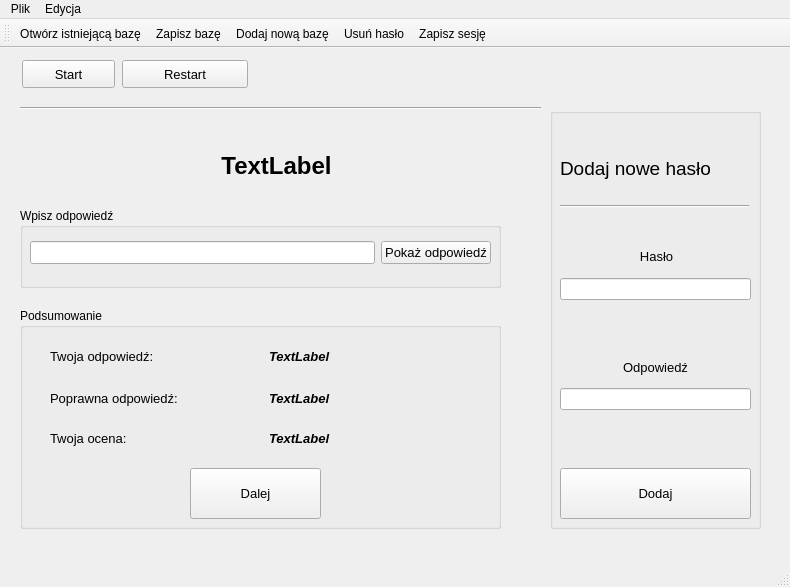
Old version of the form FlashCards/mainwindow.ui in the repository Avalanche315/FlashCards.
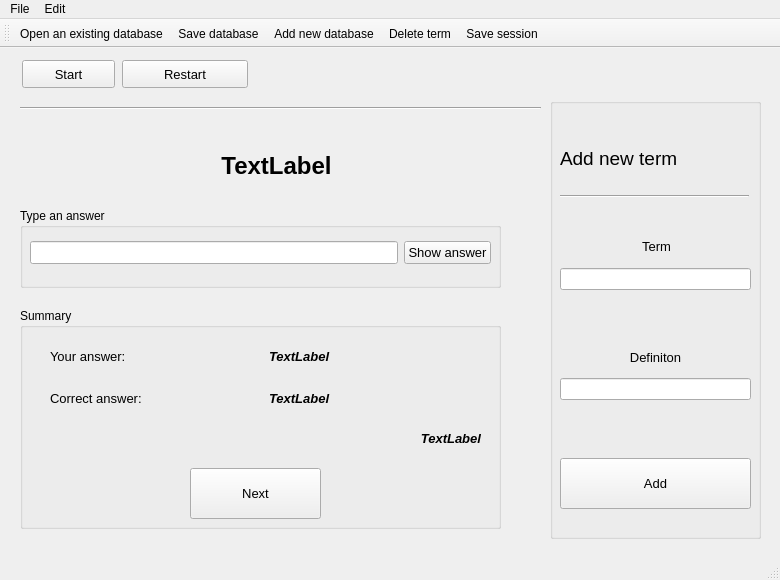
New version of the form. Icons and pictures are not drawn.

Commit message: Changing translation and layout of the components

```diff
--- a/FlashCards/mainwindow.ui
+++ b/FlashCards/mainwindow.ui
@@ -6,10 +6,28 @@
    <rect>
     <x>0</x>
     <y>0</y>
-    <width>790</width>
-    <height>587</height>
+    <width>780</width>
+    <height>580</height>
    </rect>
   </property>
+  <property name="sizePolicy">
+   <sizepolicy hsizetype="Fixed" vsizetype="Fixed">
+    <horstretch>0</horstretch>
+    <verstretch>0</verstretch>
+   </sizepolicy>
+  </property>
+  <property name="minimumSize">
+   <size>
+    <width>780</width>
+    <height>580</height>
+   </size>
+  </property>
+  <property name="maximumSize">
+   <size>
+    <width>780</width>
+    <height>580</height>
+   </size>
+  </property>
   <property name="windowTitle">
    <string>Fiszki @ 2020</string>
   </property>
@@ -82,9 +100,9 @@
     <property name="geometry">
      <rect>
       <x>550</x>
-      <y>60</y>
+      <y>50</y>
       <width>211</width>
-      <height>421</height>
+      <height>441</height>
      </rect>
     </property>
     <property name="title">
@@ -128,7 +146,7 @@
       <enum>Qt::LeftToRight</enum>
      </property>
      <property name="text">
-      <string>&lt;html&gt;&lt;head/&gt;&lt;body&gt;&lt;p align=&quot;center&quot;&gt;Hasło&lt;/p&gt;&lt;/body&gt;&lt;/html&gt;</string>
+      <string>&lt;html&gt;&lt;head/&gt;&lt;body&gt;&lt;p align=&quot;center&quot;&gt;Term&lt;/p&gt;&lt;/body&gt;&lt;/html&gt;</string>
      </property>
     </widget>
     <widget class="QLabel" name="labelAddNewTerm">
@@ -147,7 +165,7 @@
       </font>
      </property>
      <property name="text">
-      <string>Dodaj nowe hasło</string>
+      <string>Add new term</string>
      </property>
     </widget>
     <widget class="QLabel" name="labelDefinition">
@@ -166,7 +184,7 @@
       </font>
      </property>
      <property name="text">
-      <string>&lt;html&gt;&lt;head/&gt;&lt;body&gt;&lt;p align=&quot;center&quot;&gt;Odpowiedź&lt;/p&gt;&lt;/body&gt;&lt;/html&gt;</string>
+      <string>&lt;html&gt;&lt;head/&gt;&lt;body&gt;&lt;p align=&quot;center&quot;&gt;Definiton&lt;/p&gt;&lt;/body&gt;&lt;/html&gt;</string>
      </property>
     </widget>
     <widget class="QLineEdit" name="lineEditInputTerm">
@@ -209,7 +227,7 @@
       </font>
      </property>
      <property name="text">
-      <string>Dodaj</string>
+      <string>Add</string>
      </property>
     </widget>
    </widget>
@@ -223,7 +241,7 @@
      </rect>
     </property>
     <property name="title">
-     <string>Podsumowanie</string>
+     <string>Summary</string>
     </property>
     <widget class="QWidget" name="layoutWidget">
      <property name="geometry">
@@ -247,7 +265,7 @@
          </font>
         </property>
         <property name="text">
-         <string>Twoja odpowiedź: </string>
+         <string>Your answer:</string>
         </property>
        </widget>
       </item>
@@ -291,7 +309,7 @@
          </font>
         </property>
         <property name="text">
-         <string>Poprawna odpowiedź:</string>
+         <string>Correct answer:</string>
         </property>
        </widget>
       </item>
@@ -323,19 +341,6 @@
       </rect>
      </property>
      <layout class="QHBoxLayout" name="horizontalLayout_5">
-      <item>
-       <widget class="QLabel" name="UsersGrade">
-        <property name="font">
-         <font>
-          <family>Arial</family>
-          <pointsize>10</pointsize>
-         </font>
-        </property>
-        <property name="text">
-         <string>Twoja ocena:</string>
-        </property>
-       </widget>
-      </item>
       <item>
        <widget class="QLabel" name="labelUsersGrade">
         <property name="font">
@@ -350,6 +355,9 @@
         <property name="text">
          <string>TextLabel</string>
         </property>
+        <property name="alignment">
+         <set>Qt::AlignRight|Qt::AlignTrailing|Qt::AlignVCenter</set>
+        </property>
        </widget>
       </item>
      </layout>
@@ -371,7 +379,7 @@
      </font>
     </property>
     <property name="text">
-     <string>Dalej</string>
+     <string>Next</string>
     </property>
    </widget>
    <widget class="Line" name="line_3">
@@ -397,7 +405,7 @@
      </rect>
     </property>
     <property name="title">
-     <string>Wpisz odpowiedź</string>
+     <string>Type an answer</string>
     </property>
     <widget class="QWidget" name="layoutWidget">
      <property name="geometry">
@@ -434,7 +442,7 @@
          </font>
         </property>
         <property name="text">
-         <string>Pokaż odpowiedź</string>
+         <string>Show answer</string>
         </property>
        </widget>
       </item>
@@ -447,13 +455,13 @@
     <rect>
      <x>0</x>
      <y>0</y>
-     <width>790</width>
+     <width>780</width>
      <height>22</height>
     </rect>
    </property>
    <widget class="QMenu" name="menuPlik">
     <property name="title">
-     <string>Plik</string>
+     <string>File</string>
     </property>
     <addaction name="actionOpenDatabase"/>
     <addaction name="actionAddNewDatabase"/>
@@ -463,7 +471,7 @@
    </widget>
    <widget class="QMenu" name="menuEdycja">
     <property name="title">
-     <string>Edycja</string>
+     <string>Edit</string>
     </property>
     <addaction name="actionDeleteTerm"/>
    </widget>
@@ -529,7 +537,10 @@
      <normaloff>:/images/trash.png</normaloff>:/images/trash.png</iconset>
    </property>
    <property name="text">
-    <string>Usuń hasło</string>
+    <string>Delete term</string>
+   </property>
+   <property name="toolTip">
+    <string>Delete term</string>
    </property>
   </action>
   <action name="toolBarAddNewDatabase">
@@ -538,7 +549,10 @@
      <normaloff>:/images/new.png</normaloff>:/images/new.png</iconset>
    </property>
    <property name="text">
-    <string>Dodaj nową bazę</string>
+    <string>Add new database</string>
+   </property>
+   <property name="toolTip">
+    <string>Add new database</string>
    </property>
   </action>
   <action name="toolBarOpenDatabase">
@@ -547,7 +561,10 @@
      <normaloff>:/images/open.png</normaloff>:/images/open.png</iconset>
    </property>
    <property name="text">
-    <string>Otwórz istniejącą bazę</string>
+    <string>Open an existing database</string>
+   </property>
+   <property name="toolTip">
+    <string>Open an existing database</string>
    </property>
   </action>
   <action name="actionSaveDatabase">
@@ -565,7 +582,10 @@
      <normaloff>:/images/save.png</normaloff>:/images/save.png</iconset>
    </property>
    <property name="text">
-    <string>Zapisz bazę</string>
+    <string>Save database</string>
+   </property>
+   <property name="toolTip">
+    <string>Save database</string>
    </property>
   </action>
   <action name="actionSaveSession">
@@ -583,7 +603,10 @@
      <normaloff>:/images/session.png</normaloff>:/images/session.png</iconset>
    </property>
    <property name="text">
-    <string>Zapisz sesję</string>
+    <string>Save session</string>
+   </property>
+   <property name="toolTip">
+    <string>Save session</string>
    </property>
   </action>
  </widget>
```
Left out of the diff: 32 changed lines with no effect on the pictures.
